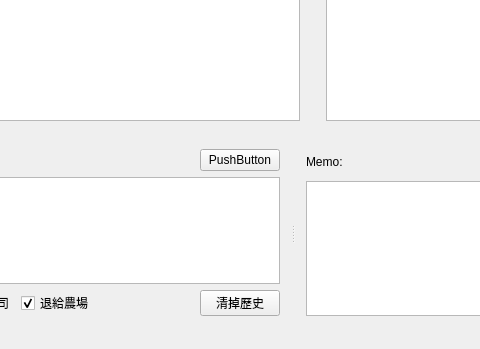
First picture: the form in dialog.ui, repository ultimatedbz/inventory, before the edit; both pictures show x 542 to 1022 and y 263 to 612 of the 1197 by 612 pixel window.
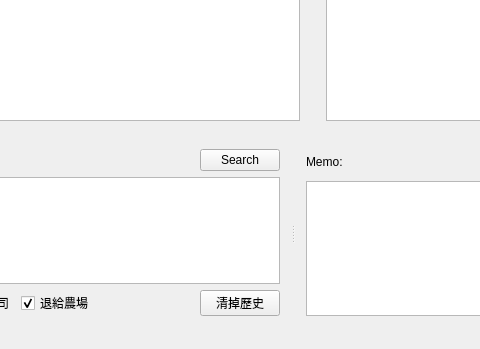
Second picture: the form after the edit.

Diff of the .ui file:
```diff
--- a/dialog.ui
+++ b/dialog.ui
@@ -245,7 +245,7 @@
                 </sizepolicy>
                </property>
                <property name="text">
-                <string>PushButton</string>
+                <string>Search</string>
                </property>
               </widget>
              </item>
```
Left out of the diff: 2 changed lines with no effect on the pictures.
